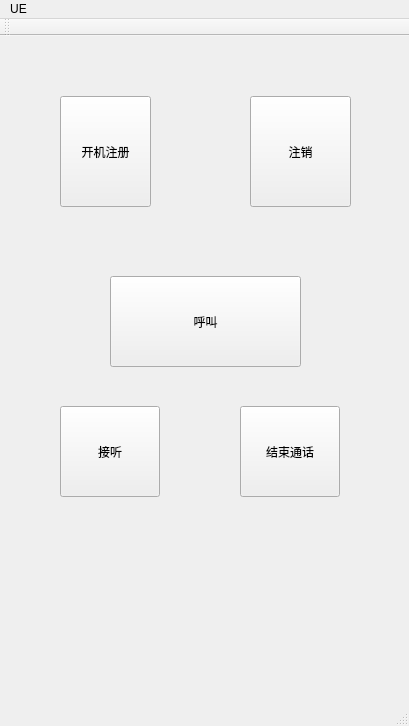
Wzing0421/UE, file mainwindow.ui: the form before one commit.
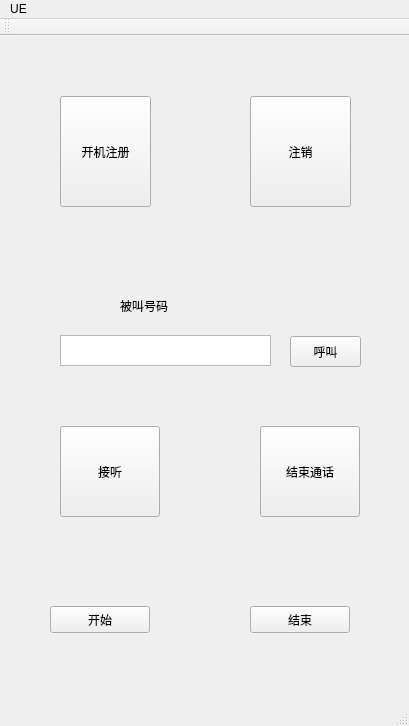
The form after the commit.

Patch:
```diff
--- a/mainwindow.ui
+++ b/mainwindow.ui
@@ -43,10 +43,10 @@
    <widget class="QPushButton" name="call">
     <property name="geometry">
      <rect>
-      <x>110</x>
-      <y>240</y>
-      <width>191</width>
-      <height>91</height>
+      <x>290</x>
+      <y>300</y>
+      <width>71</width>
+      <height>31</height>
      </rect>
     </property>
     <property name="text">
@@ -56,8 +56,8 @@
    <widget class="QPushButton" name="disconnect">
     <property name="geometry">
      <rect>
-      <x>240</x>
-      <y>370</y>
+      <x>260</x>
+      <y>390</y>
       <width>100</width>
       <height>91</height>
      </rect>
@@ -70,7 +70,7 @@
     <property name="geometry">
      <rect>
       <x>60</x>
-      <y>370</y>
+      <y>390</y>
       <width>100</width>
       <height>91</height>
      </rect>
@@ -79,6 +79,55 @@
      <string>接听</string>
     </property>
    </widget>
+   <widget class="QTextEdit" name="textEdit">
+    <property name="geometry">
+     <rect>
+      <x>60</x>
+      <y>299</y>
+      <width>211</width>
+      <height>31</height>
+     </rect>
+    </property>
+   </widget>
+   <widget class="QLabel" name="label">
+    <property name="geometry">
+     <rect>
+      <x>120</x>
+      <y>260</y>
+      <width>79</width>
+      <height>19</height>
+     </rect>
+    </property>
+    <property name="text">
+     <string>被叫号码</string>
+    </property>
+   </widget>
+   <widget class="QPushButton" name="pushButton">
+    <property name="geometry">
+     <rect>
+      <x>50</x>
+      <y>570</y>
+      <width>100</width>
+      <height>27</height>
+     </rect>
+    </property>
+    <property name="text">
+     <string>开始</string>
+    </property>
+   </widget>
+   <widget class="QPushButton" name="pushButton_2">
+    <property name="geometry">
+     <rect>
+      <x>250</x>
+      <y>570</y>
+      <width>100</width>
+      <height>27</height>
+     </rect>
+    </property>
+    <property name="text">
+     <string>结束</string>
+    </property>
+   </widget>
   </widget>
   <widget class="QMenuBar" name="menuBar">
    <property name="geometry">
```
